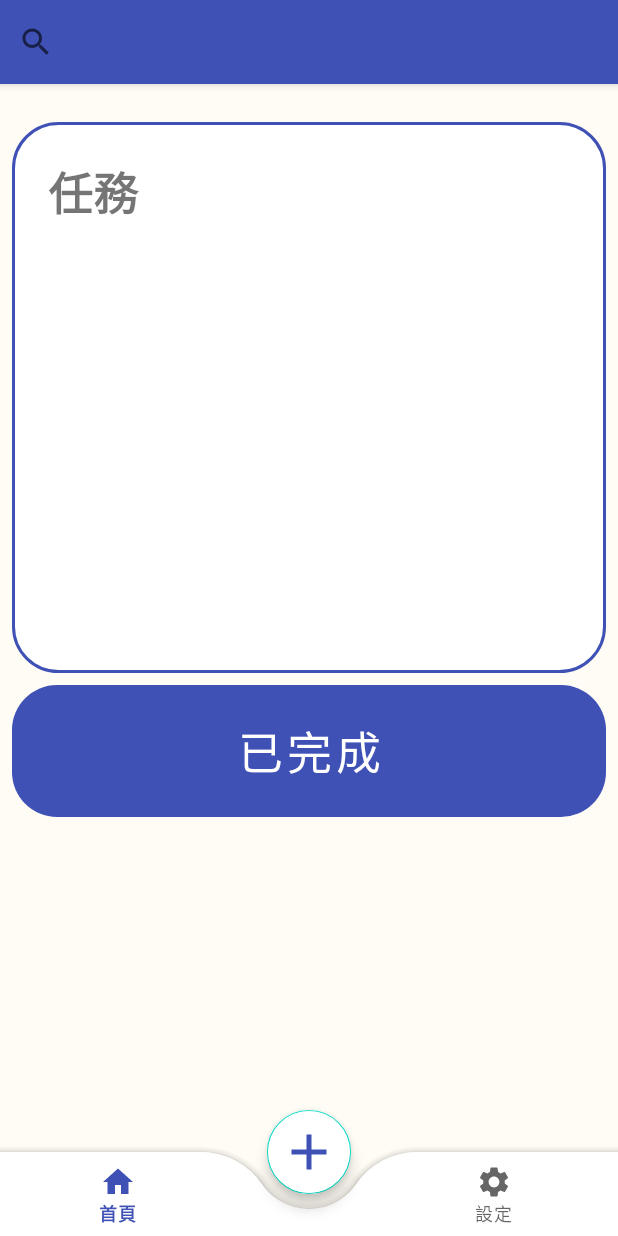
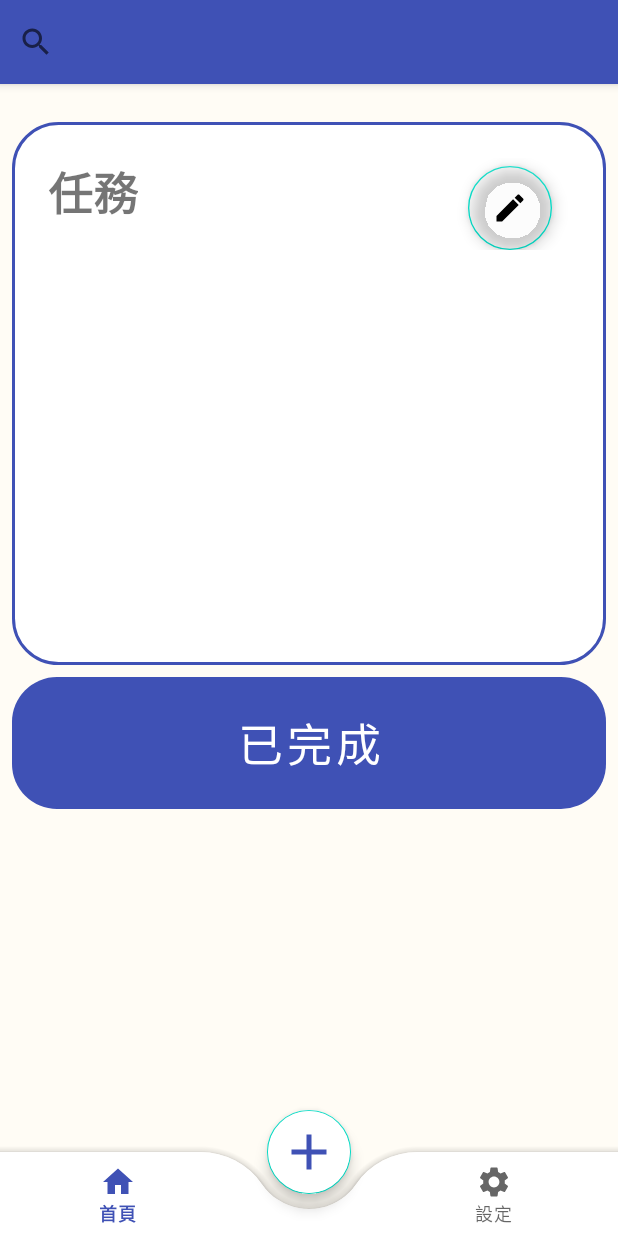
Before and after one commit to Luin1223/Bottom_Navigation, an Android app: the HomeFragment screen opened directly, with no data from a screen before it, on a phone screen of 412 x 824 dp. Run offline under Robolectric (Android 15) with nearby library versions, the phone set to English and light mode, and no system bars; our stand-ins replace Firebase (no records; nobody signed in at launch, a user with empty details on screens opened directly), data binding.

Commit message:
可以修改資料了

```diff
--- a/app/src/main/java/com/example/bottomnavigation/CustomAdapter.java
+++ b/app/src/main/java/com/example/bottomnavigation/CustomAdapter.java
@@ -57,6 +57,8 @@ public class CustomAdapter extends ArrayAdapter<String> {
             @Override
             public void onClick(View v) {
                 // 处理CheckBox点击事件
+                checkBox.setChecked(!checkBox.isChecked());
+                notifyDataSetChanged();
                 handleCheckBoxClick(currentItem);
             }
         });
--- a/app/src/main/java/com/example/bottomnavigation/MainHome.java
+++ b/app/src/main/java/com/example/bottomnavigation/MainHome.java
@@ -20,6 +20,7 @@ import android.graphics.Color;
 import android.graphics.drawable.ColorDrawable;
 import android.icu.text.CaseMap;
 import android.os.Bundle;
+import android.text.TextUtils;
 import android.util.Log;
 import android.view.Gravity;
 import android.view.MenuItem;
@@ -57,8 +58,8 @@ public class MainHome extends AppCompatActivity {
 
     BottomNavigationView bottomNavigationView;
 
-    FirebaseDatabase database,database1;
-    DatabaseReference reference,reference1;
+    FirebaseDatabase database;
+    DatabaseReference reference;
 
     @Override
     protected void onCreate(Bundle savedInstanceState) {
@@ -119,19 +120,12 @@ public class MainHome extends AppCompatActivity {
 
     private void showBottomDialog() {
 
-        //String[] Goal = new String[]{"一周","兩周","三周","一個月","三個月","半年","一年"};
-
         final  Dialog dialog = new Dialog(this);
         dialog.requestWindowFeature(Window.FEATURE_NO_TITLE);
         dialog.setContentView(R.layout.bottonsheetlayout);
 
-        /*ArrayAdapter<String>adapterGoals = new ArrayAdapter<String>
-                (this, android.R.layout.simple_spinner_item,Goal);*/
-
-        //adapterGoals.setDropDownViewResource(android.R.layout.simple_spinner_dropdown_item);
 
         LinearLayout addnewtask = dialog.findViewById(R.id.Addnewtask);
-        //LinearLayout addnewgoal = dialog.findViewById(R.id.Addnewgoal);
         ImageView cancelButton = dialog.findViewById(R.id.cancelbtn);
 
 
@@ -143,25 +137,29 @@ public class MainHome extends AppCompatActivity {
                 dialog.setContentView(R.layout.addtask);
 
                 ImageView cancelbtn = dialog.findViewById(R.id.cancelbtn);
-                TextView create=dialog.findViewById(R.id.createText);
-                EditText Title=dialog.findViewById(R.id.edt_title);
+                TextView create = dialog.findViewById(R.id.createText);
+                EditText Title = dialog.findViewById(R.id.edt_title);
 
                 create.setOnClickListener(new View.OnClickListener() {
                     @Override
                     public void onClick(View v) {
                         String title = Title.getText().toString();
 
+                        // 检查输入是否为空
+                        if (!TextUtils.isEmpty(title)) {
+                            // 输入不为空，执行操作
 
-                        // 将数据写入 Firebase 数据库
-                        writeToFirebase(title);
+                            // 将数据写入 Firebase 数据库
+                            writeToFirebase(title);
 
-
-                        // 啟動另一個頁面
-                        dialog.dismiss();
+                            // 启动另一个页面
+                            dialog.dismiss();
+                        } else {
+                            // 输入为空，显示错误消息或其他操作
+                            Title.setError("請輸入任務");
+                        }
                     }
                 });
-
-
 
                 cancelbtn.setOnClickListener(new View.OnClickListener() {
                     @Override
@@ -173,55 +171,6 @@ public class MainHome extends AppCompatActivity {
             }
         });
 
-        /*addnewgoal.setOnClickListener(new View.OnClickListener() {
-            @Override
-            public void onClick(View v) {
-
-                dialog.setContentView(R.layout.addgoal);
-
-                ImageView cancelbtn = dialog.findViewById(R.id.cancelbtn);
-                Spinner spn = dialog.findViewById(R.id.spn);
-                EditText edt = dialog.findViewById(R.id.edt);
-                TextView createText = dialog.findViewById(R.id.createText);
-
-                cancelbtn.setOnClickListener(new View.OnClickListener() {
-                    @Override
-                    public void onClick(View v) {
-                        dialog.dismiss();
-                    }
-                });
-
-                spn.setAdapter(adapterGoals);
-                spn.setOnItemSelectedListener(new AdapterView.OnItemSelectedListener() {
-                    @Override
-                    public void onItemSelected(AdapterView<?> parent, View view, int position, long id) {
-                        String date_text = parent.getSelectedItem().toString();
-                        String goal_text = edt.getText().toString();
-
-                        // 將目標和日期合併成一個字串，使用逗號分隔
-                        String combinedString = goal_text + "," + date_text;
-
-                        createText.setOnClickListener(new View.OnClickListener() {
-                            @Override
-                            public void onClick(View v) {
-                                // 調用修改後的 writeToFirebase1 方法
-                                //writeToFirebase1(combinedString);
-
-                                dialog.dismiss();
-                            }
-                        });
-                    }
-
-                    @Override
-                    public void onNothingSelected(AdapterView<?> parent) {
-
-                    }
-                });
-
-
-
-            }
-        });*/
 
 
         cancelButton.setOnClickListener(new View.OnClickListener() {
@@ -253,33 +202,4 @@ public class MainHome extends AppCompatActivity {
     }
 
 
-
-    /*private void writeToFirebase1(String combinedString) {
-        database1 = FirebaseDatabase.getInstance();
-        reference1 = database1.getReference("goals");
-
-        // 將合併的字串拆分成目標和日期
-        String[] parts = combinedString.split(",");
-        String goal = parts[0];
-        String date = parts[1];
-
-        Target target = new Target(goal, date);
-
-        // 將目標和日期以物件形式寫入 Firebase
-        reference1.push().setValue(target);
-    }*/
-
-
-
-
 }
-
-        // 获取当前用户的 UID
-        /*String uid = FirebaseAuth.getInstance().getCurrentUser().getUid();
-
-        // 获取 Firebase 实时数据库引用
-        DatabaseReference databaseReference = FirebaseDatabase.getInstance().getReference().child("your_data").child(uid);
-
-        // 写入数据
-        databaseReference.child("title").setValue(title);
-        databaseReference.child("time").setValue(time);*/
--- /dev/null
+++ b/app/src/main/res/drawable/baseline_edit_24.xml
@@ -0,0 +1,5 @@
+<vector android:height="24dp" android:tint="#FFFFFF"
+    android:viewportHeight="24" android:viewportWidth="24"
+    android:width="24dp" xmlns:android="http://schemas.android.com/apk/res/android">
+    <path android:fillColor="@android:color/white" android:pathData="M3,17.25V21h3.75L17.81,9.94l-3.75,-3.75L3,17.25zM20.71,7.04c0.39,-0.39 0.39,-1.02 0,-1.41l-2.34,-2.34c-0.39,-0.39 -1.02,-0.39 -1.41,0l-1.83,1.83 3.75,3.75 1.83,-1.83z"/>
+</vector>
--- a/app/src/main/res/layout/fragment_home.xml
+++ b/app/src/main/res/layout/fragment_home.xml
@@ -28,7 +28,7 @@
         <LinearLayout
             android:id="@+id/tasks"
             android:layout_width="wrap_content"
-            android:layout_height="367dp"
+            android:layout_height="362dp"
             android:layout_gravity="center"
             android:layout_marginLeft="8dp"
             android:layout_marginTop="25dp"
@@ -37,13 +37,35 @@
             android:orientation="vertical"
             android:padding="24dp">
 
-            <TextView
-                android:id="@+id/textView"
-                android:layout_width="match_parent"
+            <RelativeLayout
+                android:layout_width="358dp"
                 android:layout_height="wrap_content"
-                android:text="@string/task"
-                android:textSize="30dp"
-                android:textStyle="bold" />
+                android:orientation="horizontal">
+
+                <TextView
+                    android:id="@+id/textView"
+                    android:layout_width="wrap_content"
+                    android:layout_height="wrap_content"
+                    android:text="@string/task"
+                    android:textSize="30dp"
+                    android:textStyle="bold" />
+
+                <com.google.android.material.floatingactionbutton.FloatingActionButton
+                    android:id="@+id/fab_revise"
+                    android:layout_width="wrap_content"
+                    android:layout_height="wrap_content"
+                    android:backgroundTint="@color/cardview_shadow_end_color"
+                    android:layout_below="@+id/textView"
+                    android:layout_alignParentEnd="true"
+                    android:layout_alignParentRight="true"
+                    android:layout_marginStart="8dp"
+                    android:layout_marginTop="-40dp"
+                    android:layout_marginEnd="22dp"
+                    android:layout_marginRight="22dp"
+                    android:clickable="true"
+                    android:src="@drawable/baseline_edit_24" />
+            </RelativeLayout>
+
 
             <RelativeLayout
                 android:layout_width="match_parent"
@@ -52,6 +74,7 @@
                 android:layout_marginLeft="10dp"
                 android:layout_marginEnd="10dp"
                 android:layout_marginRight="10dp"
+                android:layout_marginTop="8dp"
                 android:layout_marginBottom="10dp">
 
                 <ListView
--- a/app/src/main/res/values/strings.xml
+++ b/app/src/main/res/values/strings.xml
@@ -1,5 +1,5 @@
 <resources>
-    <string name="app_name" translatable="false">Bottom Navigation</string>
+    <string name="app_name" translatable="false">MEMO</string>
     <!-- TODO: Remove or change this placeholder text -->
     <string name="hello_blank_fragment" translatable="false">Hello blank fragment</string>
     <string name="open_nav" translatable="false">Open Navigation Drawer</string>
```
Also changed, not shown: app/src/main/java/com/example/bottomnavigation/HomeFragment.java (+101 -0 lines), app/src/main/res/drawable/revisetask_shape.xml (added, +15 -0 lines), app/src/main/res/layout/addgoal.xml (deleted, +0 -86 lines), app/src/main/res/layout/task_revise.xml (added, +58 -0 lines).
